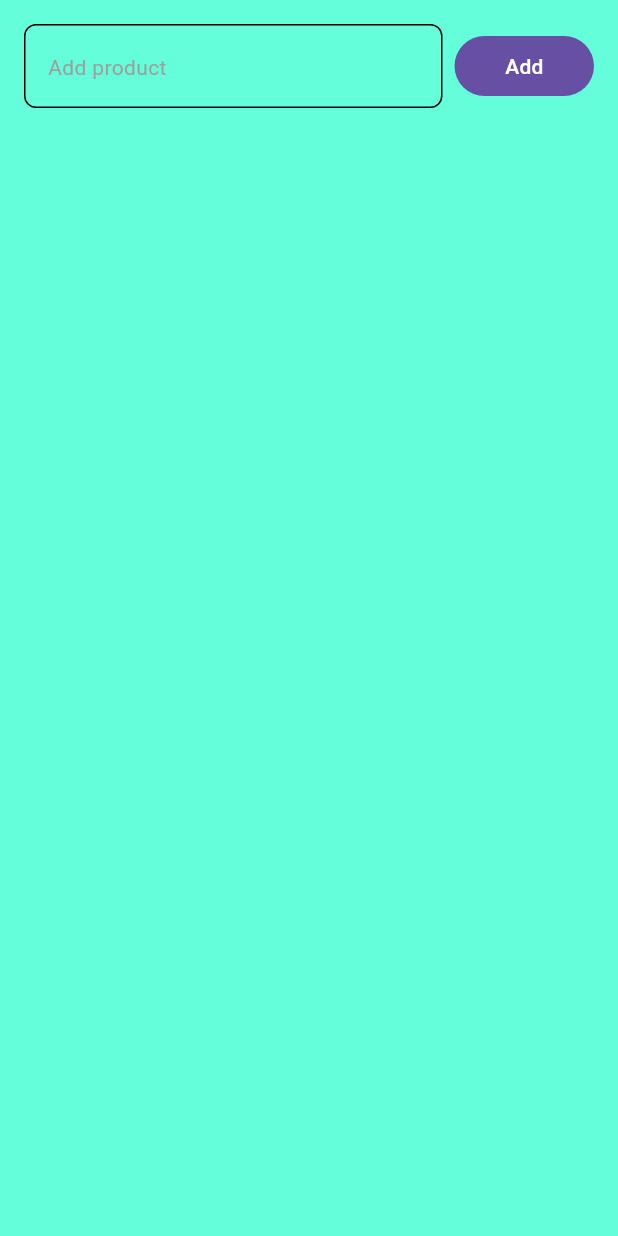
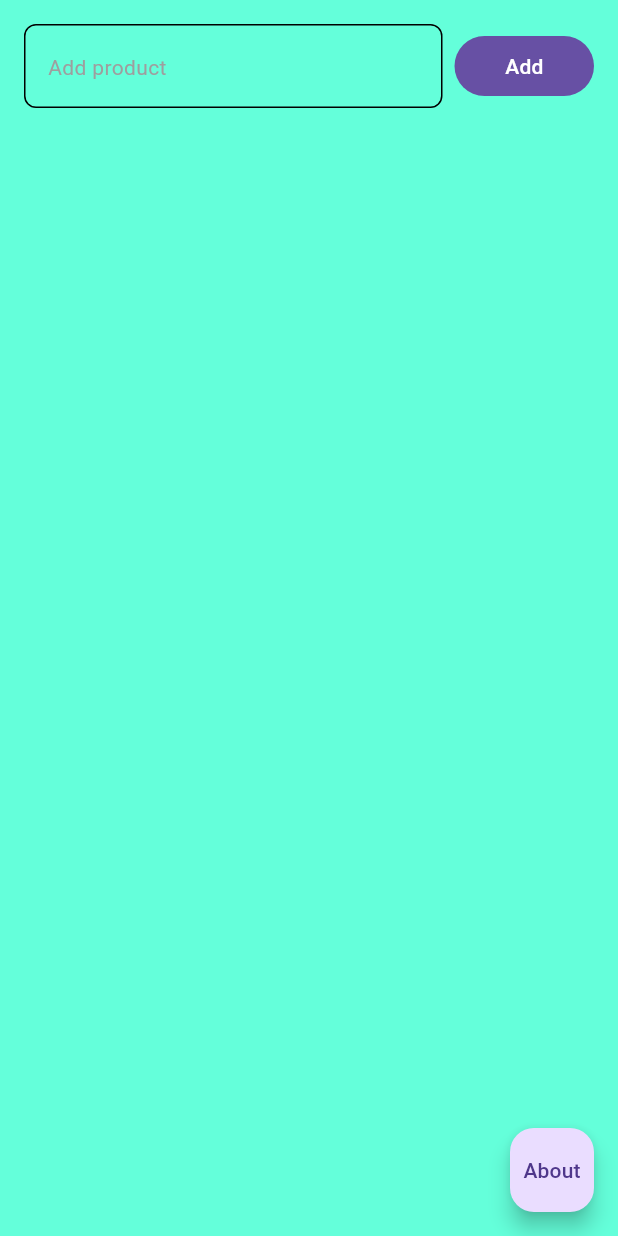
Before and after one commit to bavlymomo/bloc-state, a Flutter app: the screen it shows after launch, on a phone screen of 412 x 824 dp. Run offline on Flutter 3.47's test engine with Material 3 defaults, Android fonts, the light colour scheme and no system bars; our stand-ins replace bloc, equatable, flutter_bloc.

Commit message:
adding about

```diff
--- a/lib/main.dart
+++ b/lib/main.dart
@@ -1,4 +1,5 @@
 import 'package:bloc_tester/cubit/list_cubit.dart';
+import 'package:bloc_tester/presentation/screens/about.dart';
 import 'package:bloc_tester/presentation/screens/home.dart';
 import 'package:flutter/material.dart';
 import 'package:flutter_bloc/flutter_bloc.dart';
@@ -12,6 +13,11 @@ class Calc extends StatelessWidget {
 
   @override
   Widget build(BuildContext context) {
-    return MaterialApp(debugShowCheckedModeBanner: false, home: Home());
+    return MaterialApp(
+      debugShowCheckedModeBanner: false,
+      home: Home(),
+      initialRoute: '/',
+      routes: {'/home': (context) => Home(), '/about': (context) => About()},
+    );
   }
 }
--- a/lib/presentation/screens/home.dart
+++ b/lib/presentation/screens/home.dart
@@ -1,6 +1,6 @@
 import 'package:bloc_tester/cubit/list_cubit.dart';
 import 'package:bloc_tester/models/product_model.dart';
-import 'package:bloc_tester/presentation/widgets/Button.dart';
+import 'package:bloc_tester/presentation/widgets/button.dart';
 import 'package:bloc_tester/presentation/widgets/product.dart';
 import 'package:bloc_tester/presentation/widgets/search.dart';
 import 'package:flutter/material.dart';
@@ -29,6 +29,12 @@ class _HomeState extends State<Home> {
     }
 
     return Scaffold(
+      floatingActionButton: FloatingActionButton(
+        onPressed: () {
+          Navigator.of(context).pushNamed('/about');
+        },
+        child: Text("About"),
+      ),
       backgroundColor: Colors.tealAccent,
       body: Padding(
         padding: EdgeInsets.all(16),
```
Also changed, not shown: lib/presentation/screens/about.dart (added, +58 -0 lines), analysis_options.yaml (line endings or trailing spaces), lib/cubit/list_cubit.dart (line endings or trailing spaces), lib/cubit/list_state.dart (line endings or trailing spaces), lib/models/product_model.dart (line endings or trailing spaces), lib/presentation/widgets/Button.dart (line endings or trailing spaces), lib/presentation/widgets/product.dart (line endings or trailing spaces), lib/presentation/widgets/search.dart (line endings or trailing spaces), pubspec.yaml (line endings or trailing spaces), 81 other files.
